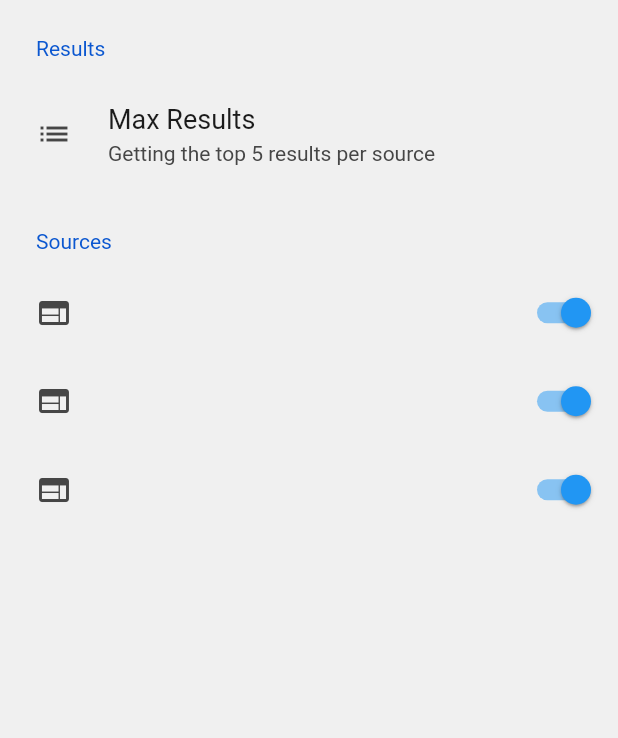
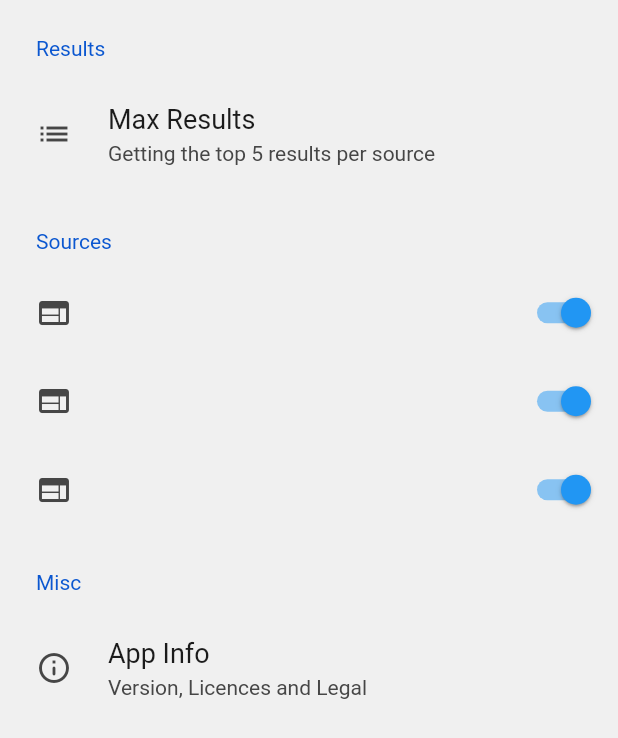
Before and after one commit to npate27/song_reads, a Flutter app: the PreferencesPage screen opened by its route, on a phone screen of 412 x 824 dp. Shown: the top 738 px of the screen. Run offline on Flutter 3.47's test engine with Material 2 defaults, Android fonts, the phone set to English and light mode, and no system bars; drawn by our look-alikes of settings_ui; our stand-ins replace bloc, equatable, flutter_bloc, shared_preferences; missing offline and left inert: strings; accounts and stored records are empty.

Commit message:
Add basic AboutDialog in preferences

```diff
--- a/lib/pages/preferences_page.dart
+++ b/lib/pages/preferences_page.dart
@@ -47,6 +47,17 @@ class _LoginPageState extends State<PreferencesPage> {
                               'Determines which sources to include in results'),
                           tiles: snapshot.data,
                         ),
+                        SettingsSection(
+                            title: 'Misc',
+                            tiles: [
+                              SettingsTile(
+                                title: 'App Info',
+                                subtitle: 'Version, Licences and Legal',
+                                leading: Icon(Icons.info_outline_rounded),
+                                onPressed: (BuildContext context) {showAboutDialog(context: context);},
+                              )
+                            ]
+                        )
                       ],
                     ),
                   );
@@ -59,7 +70,7 @@ class _LoginPageState extends State<PreferencesPage> {
     );
   }
 
-  Future<List<SettingsTile>> generateSourceSettingsToggles() async{
+  Future<List<SettingsTile>> generateSourceSettingsToggles() async {
     List<SettingsTile> sourceToggles = [];
     for (CommentSource source in CommentSource.values) {
       bool switchValue = await getSourcePreference(source);
```
